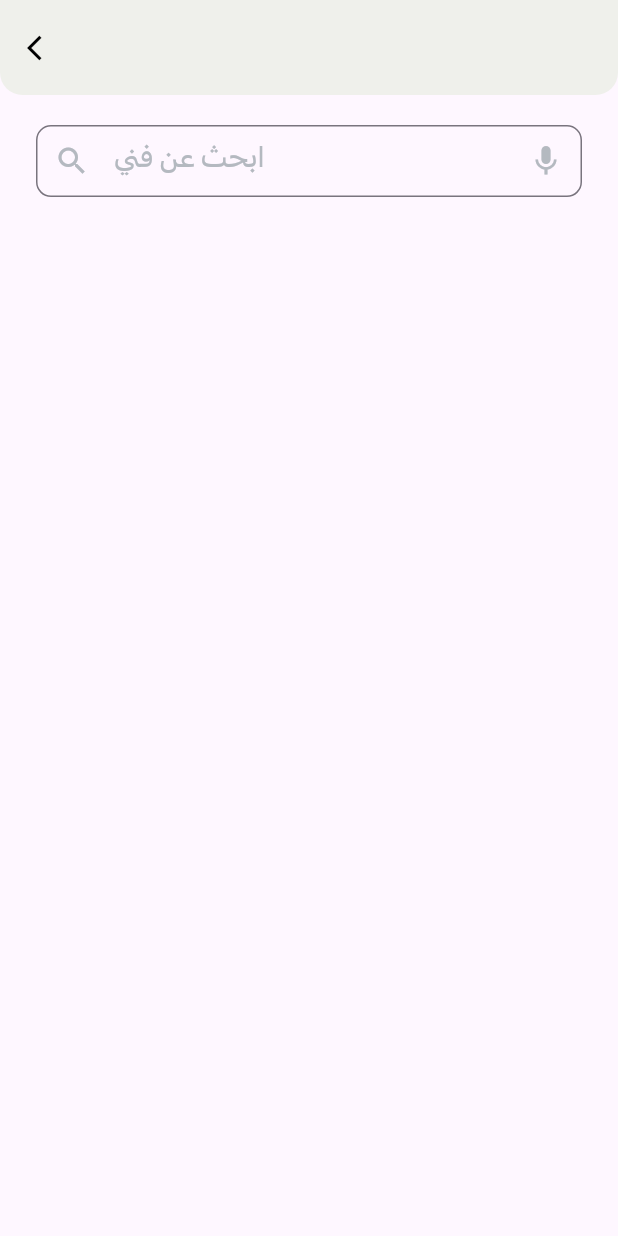
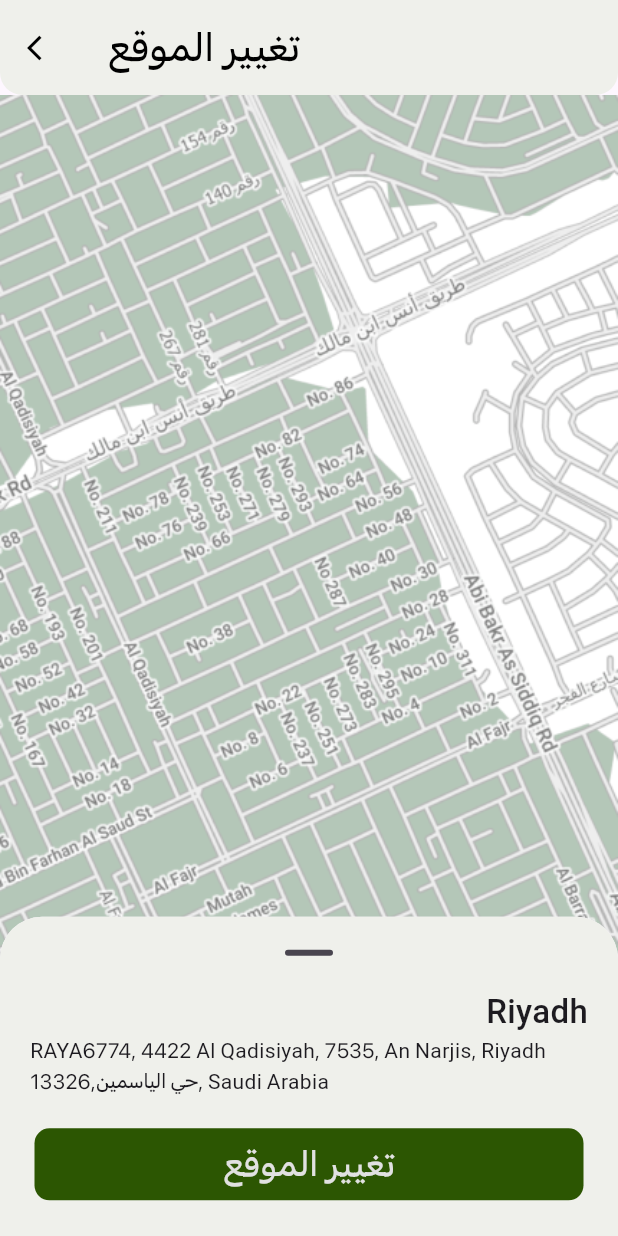
Before and after one commit to Raff22/final_bootcamp, a Flutter app: the screen it shows after launch, on a phone screen of 412 x 824 dp. Run offline on Flutter 3.47's test engine with Material 3 defaults, Android fonts, the phone set to English and light mode, and no system bars; our stand-ins replace easy_localization.

Commit message:
finished change location

```diff
--- a/fazzah_user/lib/main.dart
+++ b/fazzah_user/lib/main.dart
@@ -1,7 +1,5 @@
 import 'package:easy_localization/easy_localization.dart';
-import 'package:fazzah_user/views/booking_views/booking_details_view.dart';
-import 'package:fazzah_user/views/booking_views/provider_view_screen.dart';
-import 'package:fazzah_user/views/booking_views/providers_view.dart';
+import 'package:fazzah_user/views/booking_views/change_location_view.dart';
 import 'package:flutter/material.dart';
 
 void main() async {
@@ -29,6 +27,6 @@ class MainApp extends StatelessWidget {
         localizationsDelegates: context.localizationDelegates,
         supportedLocales: context.supportedLocales,
         locale: context.locale,
-        home: const ProviderScreen());
+        home: const ChangeLocationView());
   }
 }
--- a/fazzah_user/lib/views/booking_views/change_location_view.dart
+++ b/fazzah_user/lib/views/booking_views/change_location_view.dart
@@ -0,0 +1,69 @@
+import 'package:fazzah_user/constant/color.dart';
+import 'package:fazzah_user/constant/layout.dart';
+import 'package:fazzah_user/global/global_widget/container_widget.dart';
+import 'package:fazzah_user/global/global_widget/text_widget.dart';
+import 'package:fazzah_user/utils/extentions/navigaton_extentions.dart';
+import 'package:fazzah_user/utils/extentions/size_extentions.dart';
+import 'package:fazzah_user/utils/helpers/appbar_creator.dart';
+import 'package:flutter/material.dart';
+
+class ChangeLocationView extends StatelessWidget {
+  const ChangeLocationView({super.key});
+
+  @override
+  Widget build(BuildContext context) {
+    return Scaffold(
+        bottomSheet: BottomSheet(
+            showDragHandle: true,
+            backgroundColor: lightGreen,
+            onClosing: () {},
+            builder: (context) {
+              return SizedBox(
+                height: context.getHeight(divide: 5),
+                child: Padding(
+                  padding: const EdgeInsets.symmetric(horizontal: 20.0),
+                  child: Column(
+                    crossAxisAlignment: CrossAxisAlignment.end,
+                    children: [
+                      const TextWidget(
+                        text: "Riyadh",
+                        textSize: 22,
+                        textFontWeight: FontWeight.w500,
+                      ),
+                      const TextWidget(
+                          text:
+                              "RAYA6774, 4422 Al Qadisiyah, 7535, An Narjis, Riyadh 13326,حي الياسمين, Saudi Arabia",
+                          textSize: 14),
+                      height20,
+                      Center(
+                        child: ContainerWidget(
+                            contanierBorderRadius: 10,
+                            containerWidth: 366,
+                            containerHeight: 48,
+                            containerColor: green,
+                            onPressed: () {},
+                            child: const Center(
+                                child: TextWidget(
+                              text: "تغيير الموقع",
+                              textSize: 25,
+                              textColor: lightGrey,
+                            ))),
+                      ),
+                    ],
+                  ),
+                ),
+              );
+            }),
+        appBar: createAppBar(
+            title: "تغيير الموقع",
+            context: context,
+            leading: IconButton(
+                onPressed: () {
+                  context.popScreen();
+                },
+                icon:
+                    const Icon(Icons.arrow_back_ios, size: 20, color: black))),
+        body: Image.asset('assets/images/map_placeholder.png'));
+  }
+} //Icons.chrome_reader_mode_outlined)
+//Icons.contact_phone_rounded)
```
Also changed, not shown: fazzah_user/assets/images/map_placeholder.png (added).
